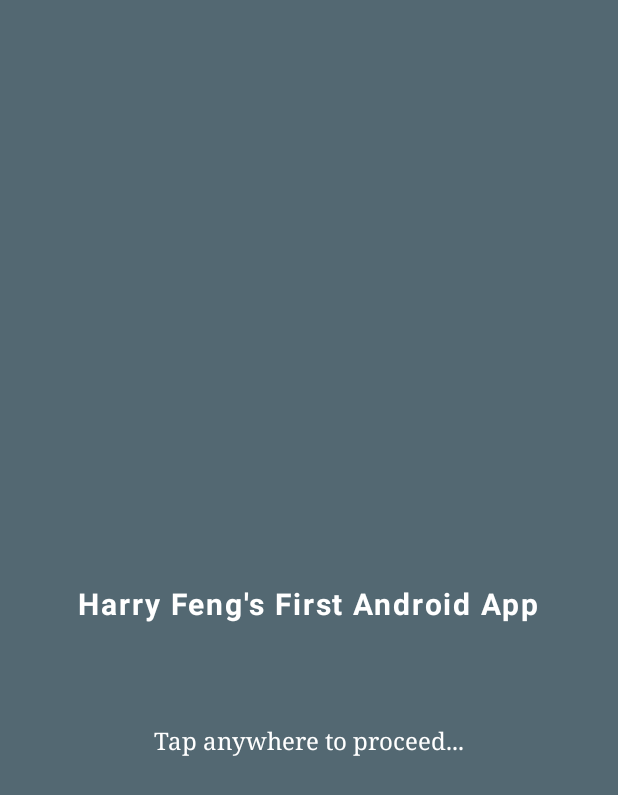
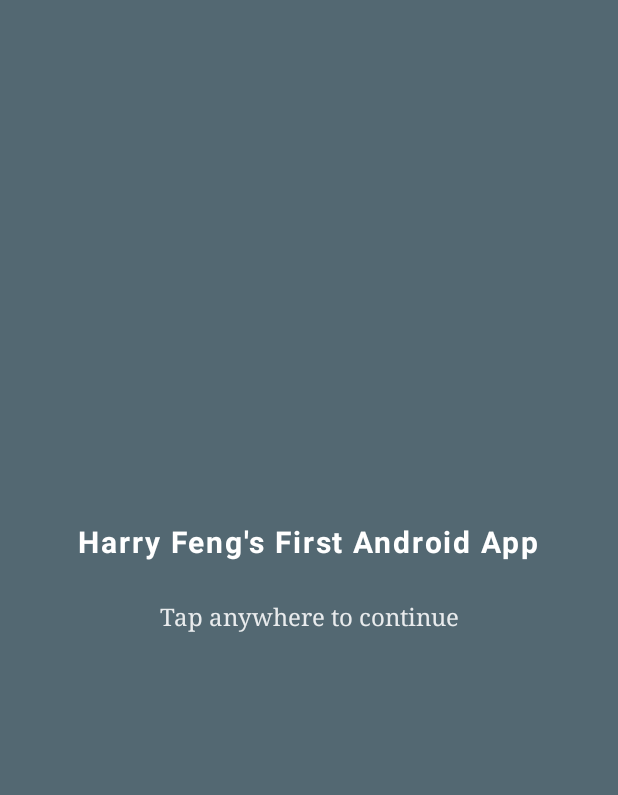
Before and after one commit to hfeng20/FirstAndroidApp, an Android app built with Jetpack Compose: the screen it shows after launch (WelcomeActivity), on a phone screen of 412 x 824 dp. Shown: the top 795 px of the screen. Run offline under Robolectric (Android 15) with nearby library versions, the phone set to English and light mode, and no system bars.

Commit message:
UI updates, checkpoint

```diff
--- /dev/null
+++ b/FirstAndroidApp/app/src/main/java/first/android/app/NavigationItem.kt
@@ -0,0 +1,6 @@
+package first.android.app
+
+sealed class NavigationItem(var route: String, var icon: Int, var title: String) {
+    object Conversion: NavigationItem("conv", R.drawable.ic_calc, "Temperature Conversions")
+    object Users: NavigationItem("users", R.drawable.ic_profile, "Users")
+}
--- a/FirstAndroidApp/app/src/main/java/first/android/app/WelcomeActivity.kt
+++ b/FirstAndroidApp/app/src/main/java/first/android/app/WelcomeActivity.kt
@@ -16,6 +16,7 @@ import androidx.compose.ui.Alignment
 import androidx.compose.ui.Modifier
 import androidx.compose.ui.text.font.FontWeight
 import androidx.compose.ui.unit.TextUnit
+import androidx.compose.ui.unit.dp
 import androidx.compose.ui.unit.sp
 import first.android.app.ui.theme.FirstAndroidAppTheme
 import first.android.app.ui.theme.White
@@ -43,11 +44,18 @@ class WelcomeActivity : ComponentActivity() {
                                 overridePendingTransition(R.anim.slide_in_right, android.R.anim.fade_out)
                                 this@WelcomeActivity.finish()
                             },
-                            modifier = Modifier.fillMaxWidth().fillMaxHeight(.2f)
+                            modifier = Modifier.fillMaxSize()
                         ) {
-                            Text("Harry Feng's First Android App", fontWeight = FontWeight.Bold, fontSize = 20.sp, color = White)
+                            Text("Harry Feng's First Android App", fontWeight = FontWeight.Bold, fontSize = 20.sp, color = White, modifier = Modifier.offset(y = -(50.dp)))
                         }
-                        Text("Tap anywhere to proceed...", fontSize = 16.sp, color = White)
+                    }
+                    Column(
+                        modifier = Modifier.fillMaxWidth(),
+                        horizontalAlignment = Alignment.CenterHorizontally,
+                        verticalArrangement = Arrangement.Center
+
+                    ) {
+                        Text("Tap anywhere to continue")
                     }
                 }
             }
--- a/FirstAndroidApp/app/src/main/java/first/android/app/ui/theme/Color.kt
+++ b/FirstAndroidApp/app/src/main/java/first/android/app/ui/theme/Color.kt
@@ -8,3 +8,5 @@ val Purple700 = Color(0xFF3700B3)
 val Teal200 = Color(0xFF03DAC5)
 val NavyBlue = Color(0xFF536872)
 val White = Color(0xFFFFFFFF)
+val Gold = Color(0xFFFFD700)
+val DarkGold = Color(0xFFAA6C39)
--- a/FirstAndroidApp/app/src/main/java/first/android/app/ui/theme/Theme.kt
+++ b/FirstAndroidApp/app/src/main/java/first/android/app/ui/theme/Theme.kt
@@ -7,9 +7,9 @@ import androidx.compose.material.lightColors
 import androidx.compose.runtime.Composable
 
 private val DarkColorPalette = darkColors(
-    primary = Purple200,
-    primaryVariant = Purple700,
-    secondary = Teal200,
+    primary = Gold,
+    primaryVariant = DarkGold,
+    secondary = White,
     background = NavyBlue
 )
 
```
Also changed, not shown: FirstAndroidApp/app/src/main/java/first/android/app/MainActivity.kt (+134 -9 lines), FirstAndroidApp/app/src/main/res/drawable/ic_calc.xml (added, +9 -0 lines), FirstAndroidApp/app/src/main/res/drawable/ic_profile.xml (added, +9 -0 lines).
